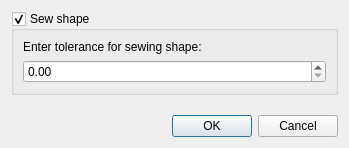
southseact-3d/fcd, file src/Mod/Part/Gui/ShapeFromMesh.ui: the form before one commit.
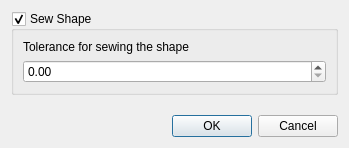
The form after the commit.

What changed in the file:
```diff
--- a/src/Mod/Part/Gui/ShapeFromMesh.ui
+++ b/src/Mod/Part/Gui/ShapeFromMesh.ui
@@ -17,7 +17,7 @@
    <item row="0" column="0">
     <widget class="QGroupBox" name="groupBoxSew">
      <property name="title">
-      <string>Sew shape</string>
+      <string>Sew Shape</string>
      </property>
      <property name="checkable">
       <bool>true</bool>
@@ -29,7 +29,7 @@
       <item row="0" column="0">
        <widget class="QLabel" name="label">
         <property name="text">
-         <string>Enter tolerance for sewing shape:</string>
+         <string>Tolerance for sewing the shape</string>
         </property>
        </widget>
       </item>
```
Left out of the diff: 2 changed lines with no effect on the pictures.
